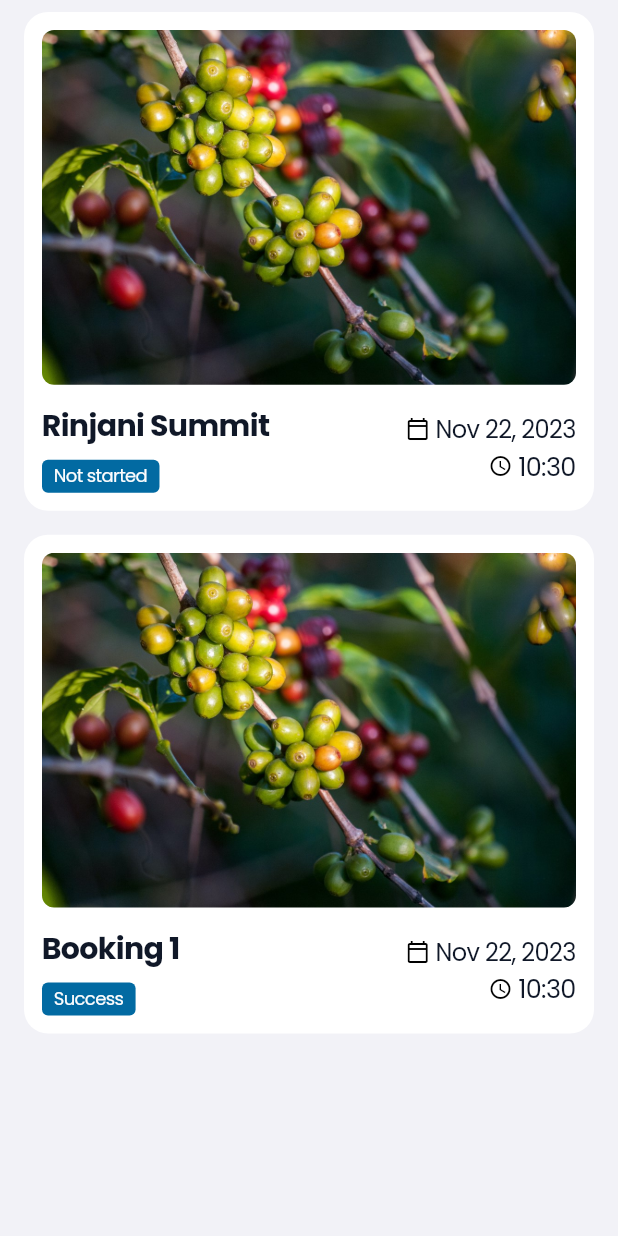
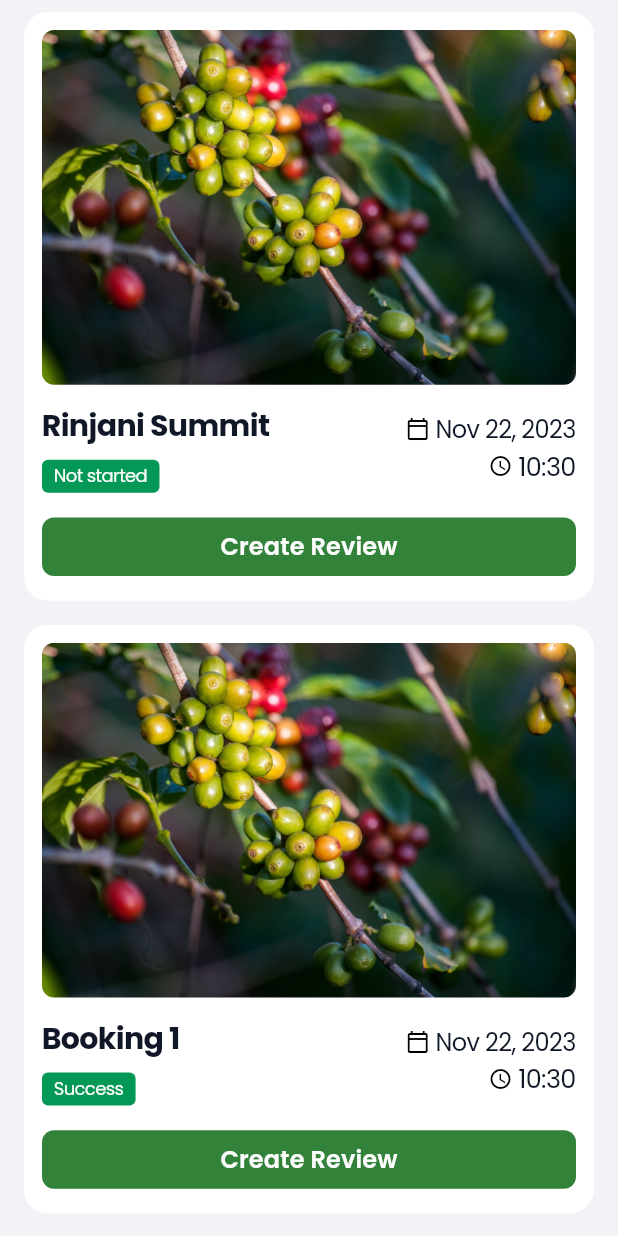
Before and after one commit to rinjani-visitor/rinjani-visior-flutter, a Flutter app: the BookingHistoryPage screen opened by its route, scrolled down 44 dp, on a phone screen of 412 x 824 dp. Run offline on Flutter 3.47's test engine with Material 3 defaults, Android fonts, the phone set to English and light mode, and no system bars; our stand-ins replace badges, dio, dotted_border, flutter_image_compress, flutter_riverpod, flutter_secure_storage and 9 more; accounts and stored records are empty; generated files the repository leaves out were written again.

Commit message:
feat: add write review status into history

```diff
--- a/lib/features/booking_history/domain/entitiy/booking_history.dart
+++ b/lib/features/booking_history/domain/entitiy/booking_history.dart
@@ -1,10 +1,14 @@
+import 'package:rinjani_visitor/features/booking_history/domain/enum/history_status.dart';
+
 class BookingHistoryEntity {
   final String id;
   final String title;
   final DateTime dateTime;
   final String status;
+  final HistoryStatus? historyStatus;
   BookingHistoryEntity(
       {required this.id,
+      this.historyStatus,
       required this.title,
       required this.dateTime,
       required this.status});
--- /dev/null
+++ b/lib/features/booking_history/domain/enum/history_status.dart
@@ -0,0 +1,5 @@
+enum HistoryStatus {
+  canceled,
+  onJourney,
+  finish,
+}
--- a/lib/page/account/booking_history_page.dart
+++ b/lib/page/account/booking_history_page.dart
@@ -4,6 +4,9 @@ import 'package:flutter_riverpod/flutter_riverpod.dart';
 import 'package:rinjani_visitor/core/presentation/theme/theme.dart';
 import 'package:rinjani_visitor/core/presentation/utils/internationalization.dart';
 import 'package:rinjani_visitor/features/booking_history/domain/entitiy/booking_history.dart';
+import 'package:rinjani_visitor/features/booking_history/domain/enum/history_status.dart';
+import 'package:rinjani_visitor/page/review/write_review_page.dart';
+import 'package:rinjani_visitor/widget/button/primary_button.dart';
 import 'package:rinjani_visitor/widget/status.dart';
 
 final List<BookingHistoryEntity> mockData = [
@@ -28,6 +31,8 @@ class BookingHistoryPage extends ConsumerStatefulWidget {
 }
 
 class _BookingHistoryPageState extends ConsumerState<BookingHistoryPage> {
+  void _bookingHistoryTapped(String id) {}
+
   @override
   Widget build(BuildContext context) {
     return CupertinoPageScaffold(
@@ -52,13 +57,63 @@ class _BookingHistoryPageState extends ConsumerState<BookingHistoryPage> {
               itemCount: mockData.length,
               itemBuilder: (context, index) {
                 final current = mockData[index];
+                return BookingHistoryCard(
+                  historyStatus: HistoryStatus.finish,
+                  title: current.title,
+                  status: current.status,
+                  dateTime: current.dateTime,
+                  onTap: () => _bookingHistoryTapped(current.id),
+                  onReviewTapped: () => Navigator.push(
+                      context,
+                      CupertinoPageRoute(
+                          builder: (context) => const WriteReviewPage())),
+                );
+              },
+            ),
+          ),
+        ),
+      ),
+    );
+  }
+}
+
+class BookingHistoryCard extends StatelessWidget {
+  final String title;
+  final String status;
+  final DateTime dateTime;
+  final HistoryStatus? historyStatus;
+  final Function() onTap;
+  final Function() onReviewTapped;
+  const BookingHistoryCard({
+    super.key,
+    required this.title,
+    required this.status,
+    required this.dateTime,
+    required this.onTap,
+    this.historyStatus,
+    required this.onReviewTapped,
+  });
+
+  StatusColor _fromHistoryStatus(HistoryStatus? status) {
+    switch (status) {
+      case HistoryStatus.canceled:
+        return StatusColor.error;
+      case HistoryStatus.onJourney:
+        return StatusColor.loading;
+      case HistoryStatus.finish:
+        return StatusColor.success;
+      default:
+        return StatusColor.init;
+    }
+  }
+
+  @override
+  Widget build(BuildContext context) {
     return GestureDetector(
-                  onTap: () {
-                    // TODO: navigate to booking history detail page
-                  },
+      behavior: HitTestBehavior.translucent,
+      onTap: () => onTap(),
       child: Container(
-                    margin:
-                        const EdgeInsets.symmetric(vertical: 8, horizontal: 16),
+        margin: const EdgeInsets.symmetric(vertical: 8, horizontal: 16),
         padding: const EdgeInsets.all(12),
         decoration: BoxDecoration(
           borderRadius: BorderRadius.circular(16),
@@ -69,8 +124,8 @@ class _BookingHistoryPageState extends ConsumerState<BookingHistoryPage> {
           children: [
             ClipRRect(
               borderRadius: BorderRadius.circular(8),
-                          child: const Image(
-                              image: AssetImage('assets/products/coffee.jpg')),
+              child:
+                  const Image(image: AssetImage('assets/products/coffee.jpg')),
             ),
             const SizedBox(height: 12),
             Row(
@@ -79,14 +134,17 @@ class _BookingHistoryPageState extends ConsumerState<BookingHistoryPage> {
                 Column(
                   crossAxisAlignment: CrossAxisAlignment.start,
                   children: [
-                                Text(current.title,
+                    Tooltip(
+                      message: title,
+                      child: Text(title,
+                          maxLines: 2,
+                          overflow: TextOverflow.ellipsis,
                           style: blackTextStyle.copyWith(
-                                        fontSize: heading5,
-                                        fontWeight: FontWeight.bold)),
+                              fontSize: heading5, fontWeight: FontWeight.bold)),
+                    ),
                     const SizedBox(height: 8),
                     Status(
-                                    status: StatusColor.loading,
-                                    text: current.status)
+                        status: _fromHistoryStatus(historyStatus), text: status)
                   ],
                 ),
                 Column(
@@ -98,9 +156,9 @@ class _BookingHistoryPageState extends ConsumerState<BookingHistoryPage> {
                         const Icon(Icons.calendar_today_outlined,
                             size: 16, color: CupertinoColors.black),
                         const SizedBox(width: 4),
-                                    Text(dateFormat.format(current.dateTime),
-                                        style: blackTextStyle.copyWith(
-                                            fontSize: subtitle1)),
+                        Text(dateFormat.format(dateTime),
+                            style:
+                                blackTextStyle.copyWith(fontSize: subtitle1)),
                       ],
                     ),
                     Row(
@@ -108,7 +166,7 @@ class _BookingHistoryPageState extends ConsumerState<BookingHistoryPage> {
                         const Icon(Icons.access_time_outlined,
                             size: 16, color: CupertinoColors.black),
                         const SizedBox(width: 4),
-                                    Text(timeFormat.format(current.dateTime),
+                        Text(timeFormat.format(dateTime),
                             style: blackTextStyle),
                       ],
                     ),
@@ -116,13 +174,16 @@ class _BookingHistoryPageState extends ConsumerState<BookingHistoryPage> {
                 )
               ],
             ),
+            const SizedBox(height: 12),
+            historyStatus == HistoryStatus.finish
+                ? PrimaryButton(
+                    child: Text(
+                      "Create Review",
+                      style: whiteTextStyle.copyWith(fontSize: body1),
+                    ),
+                    onPressed: () => onReviewTapped())
+                : Container()
           ],
-                    ),
-                  ),
-                );
-              },
-            ),
-          ),
         ),
       ),
     );
```
Lines whose indentation alone changed are shown as unchanged.
